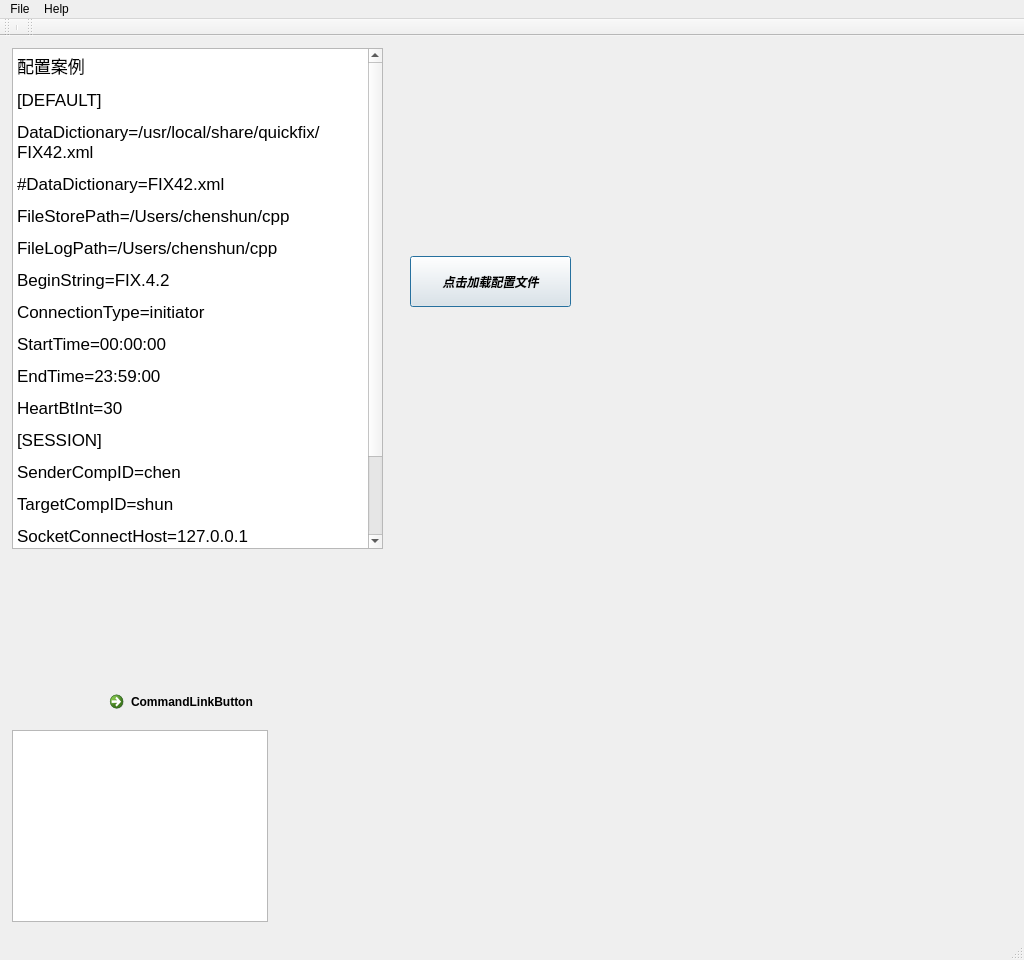
First picture: the form in mainwindow.ui, repository chenshun00/fix-client, before the edit.
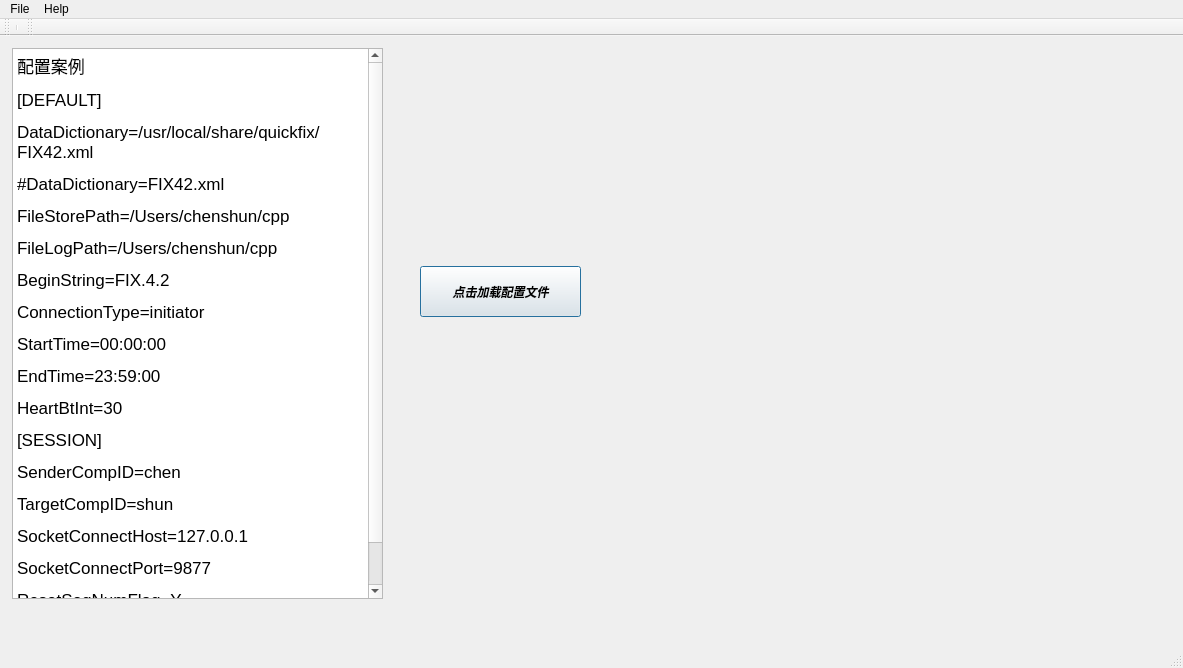
Second picture: the form after the edit. Icons and pictures are not drawn.

What changed in the file:
```diff
--- a/mainwindow.ui
+++ b/mainwindow.ui
@@ -12,8 +12,8 @@
    <rect>
     <x>0</x>
     <y>0</y>
-    <width>1024</width>
-    <height>960</height>
+    <width>1183</width>
+    <height>668</height>
    </rect>
   </property>
   <property name="windowTitle">
@@ -54,8 +54,8 @@
     </property>
     <property name="geometry">
      <rect>
-      <x>410</x>
-      <y>220</y>
+      <x>420</x>
+      <y>230</y>
       <width>161</width>
       <height>51</height>
      </rect>
@@ -109,7 +109,7 @@
       <x>12</x>
       <y>12</y>
       <width>371</width>
-      <height>501</height>
+      <height>551</height>
      </rect>
     </property>
     <property name="html">
@@ -171,7 +171,7 @@
     <rect>
      <x>0</x>
      <y>0</y>
-     <width>1024</width>
+     <width>1183</width>
      <height>22</height>
     </rect>
    </property>
```
